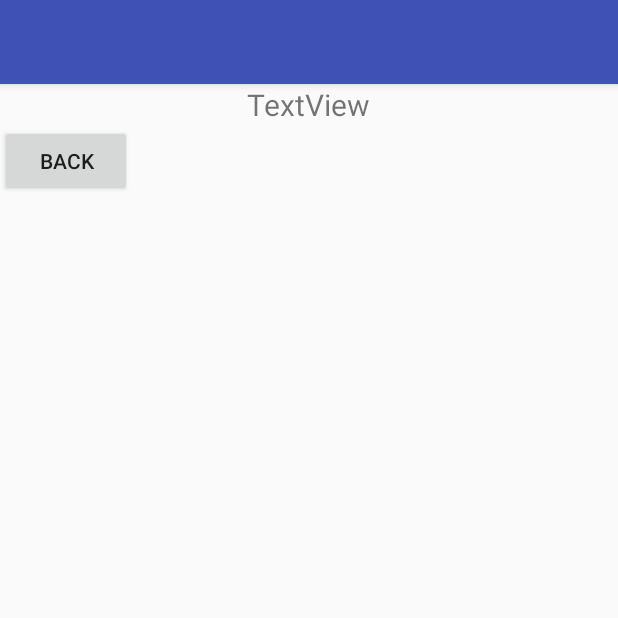
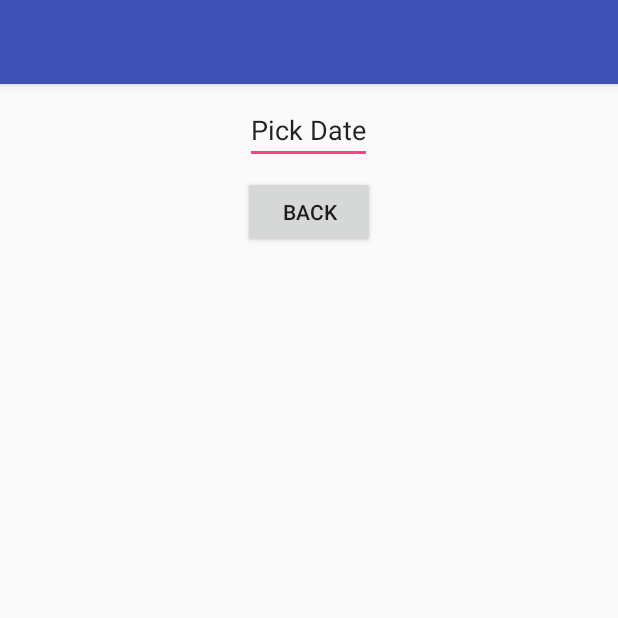
Before and after one commit to saksham91/Theatre_Booking_App, an Android app: the Activity2 screen opened directly, with no data from a screen before it, on a phone screen of 412 x 824 dp, the top half of it. Run offline under Robolectric (Android 15) with nearby library versions, the phone set to English and light mode, and no system bars.

Commit message:
Modified 2nd Activity
Added a datepicker and set its min and max values

```diff
--- a/Theatre_Booking/app/src/main/res/layout/activity_2.xml
+++ b/Theatre_Booking/app/src/main/res/layout/activity_2.xml
@@ -6,20 +6,20 @@
     android:layout_height="wrap_content"
     android:orientation="vertical">
 
-
-    <TextView
-        android:id="@+id/textView"
+    <EditText
+        android:id="@+id/edit1"
         android:layout_width="wrap_content"
         android:layout_height="wrap_content"
-        android:layout_weight="1"
         android:layout_gravity="center_horizontal"
-        android:textSize="20sp"
-        android:text="TextView" />
+        android:layout_marginTop="8dp"
+        android:text="Pick Date"
+        android:onClick="showDatePicker"    />
 
     <Button
         android:layout_width="wrap_content"
         android:layout_height="wrap_content"
-        android:layout_gravity="center_vertical"
+        android:layout_gravity="center_horizontal"
+        android:layout_marginTop="8dp"
         android:text="Back"
         android:onClick="go_back"/>
 
--- a/Theatre_Booking/app/src/main/res/values/colors.xml
+++ b/Theatre_Booking/app/src/main/res/values/colors.xml
@@ -3,4 +3,5 @@
     <color name="colorPrimary">#3F51B5</color>
     <color name="colorPrimaryDark">#303F9F</color>
     <color name="colorAccent">#FF4081</color>
+    <color name="bg_main">#ff8533</color>
 </resources>
```
Also changed, not shown: Theatre_Booking/app/src/main/java/com/example/saksh/bookme/Activity2.java (+39 -0 lines), Theatre_Booking/app/src/main/res/layout/activity_main.xml (+9 -1 lines), 1 other file.
